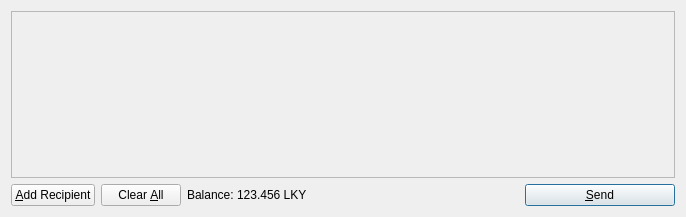
Qt form src/qt/forms/sendcoinsdialog.ui (transacx/ARG) before a commit.
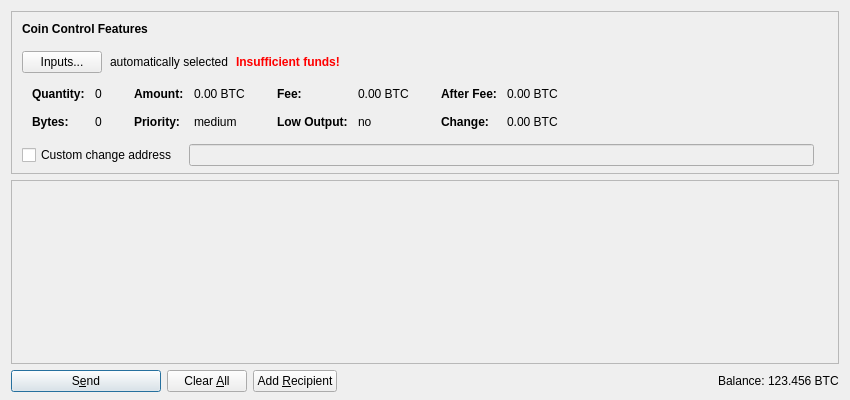
The same form after that commit. Icons and pictures are not drawn. Custom widgets are drawn as their Qt base class.

```diff
--- a/src/qt/forms/sendcoinsdialog.ui
+++ b/src/qt/forms/sendcoinsdialog.ui
@@ -6,14 +6,603 @@
    <rect>
     <x>0</x>
     <y>0</y>
-    <width>686</width>
-    <height>217</height>
+    <width>850</width>
+    <height>400</height>
    </rect>
   </property>
   <property name="windowTitle">
    <string>Send Coins</string>
   </property>
-  <layout class="QVBoxLayout" name="verticalLayout">
+  <layout class="QVBoxLayout" name="verticalLayout" stretch="0,1,0">
+   <property name="bottomMargin">
+    <number>8</number>
+   </property>
+   <item>
+    <widget class="QFrame" name="frameCoinControl">
+     <property name="sizePolicy">
+      <sizepolicy hsizetype="Expanding" vsizetype="Expanding">
+       <horstretch>0</horstretch>
+       <verstretch>0</verstretch>
+      </sizepolicy>
+     </property>
+     <property name="maximumSize">
+      <size>
+       <width>16777215</width>
+       <height>16777215</height>
+      </size>
+     </property>
+     <property name="frameShape">
+      <enum>QFrame::StyledPanel</enum>
+     </property>
+     <property name="frameShadow">
+      <enum>QFrame::Sunken</enum>
+     </property>
+     <layout class="QVBoxLayout" name="verticalLayoutCoinControl2">
+      <property name="spacing">
+       <number>0</number>
+      </property>
+      <property name="leftMargin">
+       <number>0</number>
+      </property>
+      <property name="topMargin">
+       <number>0</number>
+      </property>
+      <property name="rightMargin">
+       <number>0</number>
+      </property>
+      <property name="bottomMargin">
+       <number>6</number>
+      </property>
+      <item>
+       <layout class="QVBoxLayout" name="verticalLayoutCoinControl" stretch="0,0,0,0,1">
+        <property name="spacing">
+         <number>0</number>
+        </property>
+        <property name="leftMargin">
+         <number>10</number>
+        </property>
+        <property name="topMargin">
+         <number>10</number>
+        </property>
+        <item>
+         <layout class="QHBoxLayout" name="horizontalLayoutCoinControl1">
+          <property name="bottomMargin">
+           <number>15</number>
+          </property>
+          <item>
+           <widget class="QLabel" name="labelCoinControlFeatures">
+            <property name="sizePolicy">
+             <sizepolicy hsizetype="Preferred" vsizetype="Maximum">
+              <horstretch>0</horstretch>
+              <verstretch>0</verstretch>
+             </sizepolicy>
+            </property>
+            <property name="font">
+             <font>
+              <weight>75</weight>
+              <bold>true</bold>
+             </font>
+            </property>
+            <property name="styleSheet">
+             <string notr="true">font-weight:bold;</string>
+            </property>
+            <property name="text">
+             <string>Coin Control Features</string>
+            </property>
+           </widget>
+          </item>
+         </layout>
+        </item>
+        <item>
+         <layout class="QHBoxLayout" name="horizontalLayoutCoinControl2" stretch="0,0,0,0">
+          <property name="spacing">
+           <number>8</number>
+          </property>
+          <property name="bottomMargin">
+           <number>10</number>
+          </property>
+          <item>
+           <widget class="QPushButton" name="pushButtonCoinControl">
+            <property name="styleSheet">
+             <string notr="true"/>
+            </property>
+            <property name="text">
+             <string>Inputs...</string>
+            </property>
+           </widget>
+          </item>
+          <item>
+           <widget class="QLabel" name="labelCoinControlAutomaticallySelected">
+            <property name="text">
+             <string>automatically selected</string>
+            </property>
+            <property name="margin">
+             <number>5</number>
+            </property>
+           </widget>
+          </item>
+          <item>
+           <widget class="QLabel" name="labelCoinControlInsuffFunds">
+            <property name="font">
+             <font>
+              <weight>75</weight>
+              <bold>true</bold>
+             </font>
+            </property>
+            <property name="styleSheet">
+             <string notr="true">color:red;font-weight:bold;</string>
+            </property>
+            <property name="text">
+             <string>Insufficient funds!</string>
+            </property>
+            <property name="margin">
+             <number>5</number>
+            </property>
+           </widget>
+          </item>
+          <item>
+           <spacer name="horizontalSpacerCoinControl">
+            <property name="orientation">
+             <enum>Qt::Horizontal</enum>
+            </property>
+            <property name="sizeHint" stdset="0">
+             <size>
+              <width>40</width>
+              <height>1</height>
+             </size>
+            </property>
+           </spacer>
+          </item>
+         </layout>
+        </item>
+        <item>
+         <widget class="QWidget" name="widgetCoinControl" native="true">
+          <property name="sizePolicy">
+           <sizepolicy hsizetype="Preferred" vsizetype="Preferred">
+            <horstretch>0</horstretch>
+            <verstretch>0</verstretch>
+           </sizepolicy>
+          </property>
+          <property name="minimumSize">
+           <size>
+            <width>0</width>
+            <height>0</height>
+           </size>
+          </property>
+          <property name="styleSheet">
+           <string notr="true"/>
+          </property>
+          <layout class="QHBoxLayout" name="horizontalLayoutCoinControl5">
+           <property name="leftMargin">
+            <number>0</number>
+           </property>
+           <property name="topMargin">
+            <number>0</number>
+           </property>
+           <property name="rightMargin">
+            <number>0</number>
+           </property>
+           <property name="bottomMargin">
+            <number>0</number>
+           </property>
+           <item>
+            <layout class="QHBoxLayout" name="horizontalLayoutCoinControl3" stretch="0,0,0,1">
+             <property name="spacing">
+              <number>20</number>
+             </property>
+             <property name="topMargin">
+              <number>0</number>
+             </property>
+             <property name="bottomMargin">
+              <number>10</number>
+             </property>
+             <item>
+              <layout class="QFormLayout" name="formLayoutCoinControl1">
+               <property name="horizontalSpacing">
+                <number>10</number>
+               </property>
+               <property name="verticalSpacing">
+                <number>14</number>
+               </property>
+               <property name="leftMargin">
+                <number>10</number>
+               </property>
+               <property name="topMargin">
+                <number>4</number>
+               </property>
+               <property name="rightMargin">
+                <number>6</number>
+               </property>
+               <item row="0" column="0">
+                <widget class="QLabel" name="labelCoinControlQuantityText">
+                 <property name="font">
+                  <font>
+                   <weight>75</weight>
+                   <bold>true</bold>
+                  </font>
+                 </property>
+                 <property name="text">
+                  <string>Quantity:</string>
+                 </property>
+                 <property name="margin">
+                  <number>0</number>
+                 </property>
+                </widget>
+               </item>
+               <item row="0" column="1">
+                <widget class="QLabel" name="labelCoinControlQuantity">
+                 <property name="cursor">
+                  <cursorShape>IBeamCursor</cursorShape>
+                 </property>
+                 <property name="contextMenuPolicy">
+                  <enum>Qt::ActionsContextMenu</enum>
+                 </property>
+                 <property name="text">
+                  <string notr="true">0</string>
+                 </property>
+                 <property name="margin">
+                  <number>0</number>
+                 </property>
+                 <property name="textInteractionFlags">
+                  <set>Qt::LinksAccessibleByMouse|Qt::TextSelectableByKeyboard|Qt::TextSelectableByMouse</set>
+                 </property>
+                </widget>
+               </item>
+               <item row="1" column="0">
+                <widget class="QLabel" name="labelCoinControlBytesText">
+                 <property name="font">
+                  <font>
+                   <weight>75</weight>
+                   <bold>true</bold>
+                  </font>
+                 </property>
+                 <property name="text">
+                  <string>Bytes:</string>
+                 </property>
+                </widget>
+               </item>
+               <item row="1" column="1">
+                <widget class="QLabel" name="labelCoinControlBytes">
+                 <property name="cursor">
+                  <cursorShape>IBeamCursor</cursorShape>
+                 </property>
+                 <property name="contextMenuPolicy">
+                  <enum>Qt::ActionsContextMenu</enum>
+                 </property>
+                 <property name="text">
+                  <string notr="true">0</string>
+                 </property>
+                 <property name="textInteractionFlags">
+                  <set>Qt::LinksAccessibleByMouse|Qt::TextSelectableByKeyboard|Qt::TextSelectableByMouse</set>
+                 </property>
+                </widget>
+               </item>
+              </layout>
+             </item>
+             <item>
+              <layout class="QFormLayout" name="formLayoutCoinControl2">
+               <property name="horizontalSpacing">
+                <number>10</number>
+               </property>
+               <property name="verticalSpacing">
+                <number>14</number>
+               </property>
+               <property name="leftMargin">
+                <number>6</number>
+               </property>
+               <property name="topMargin">
+                <number>4</number>
+               </property>
+               <property name="rightMargin">
+                <number>6</number>
+               </property>
+               <item row="0" column="0">
+                <widget class="QLabel" name="labelCoinControlAmountText">
+                 <property name="font">
+                  <font>
+                   <weight>75</weight>
+                   <bold>true</bold>
+                  </font>
+                 </property>
+                 <property name="text">
+                  <string>Amount:</string>
+                 </property>
+                 <property name="margin">
+                  <number>0</number>
+                 </property>
+                </widget>
+               </item>
+               <item row="0" column="1">
+                <widget class="QLabel" name="labelCoinControlAmount">
+                 <property name="cursor">
+                  <cursorShape>IBeamCursor</cursorShape>
+                 </property>
+                 <property name="contextMenuPolicy">
+                  <enum>Qt::ActionsContextMenu</enum>
+                 </property>
+                 <property name="text">
+                  <string notr="true">0.00 BTC</string>
+                 </property>
+                 <property name="textInteractionFlags">
+                  <set>Qt::LinksAccessibleByMouse|Qt::TextSelectableByKeyboard|Qt::TextSelectableByMouse</set>
+                 </property>
+                </widget>
+               </item>
+               <item row="1" column="0">
+                <widget class="QLabel" name="labelCoinControlPriorityText">
+                 <property name="font">
+                  <font>
+                   <weight>75</weight>
+                   <bold>true</bold>
+                  </font>
+                 </property>
+                 <property name="text">
+                  <string>Priority:</string>
+                 </property>
+                </widget>
+               </item>
+               <item row="1" column="1">
+                <widget class="QLabel" name="labelCoinControlPriority">
+                 <property name="cursor">
+                  <cursorShape>IBeamCursor</cursorShape>
+                 </property>
+                 <property name="contextMenuPolicy">
+                  <enum>Qt::ActionsContextMenu</enum>
+                 </property>
+                 <property name="text">
+                  <string notr="true">medium</string>
+                 </property>
+                 <property name="textInteractionFlags">
+                  <set>Qt::LinksAccessibleByMouse|Qt::TextSelectableByKeyboard|Qt::TextSelectableByMouse</set>
+                 </property>
+                </widget>
+               </item>
+              </layout>
+             </item>
+             <item>
+              <layout class="QFormLayout" name="formLayoutCoinControl3">
+               <property name="horizontalSpacing">
+                <number>10</number>
+               </property>
+               <property name="verticalSpacing">
+                <number>14</number>
+               </property>
+               <property name="leftMargin">
+                <number>6</number>
+               </property>
+               <property name="topMargin">
+                <number>4</number>
+               </property>
+               <property name="rightMargin">
+                <number>6</number>
+               </property>
+               <item row="0" column="0">
+                <widget class="QLabel" name="labelCoinControlFeeText">
+                 <property name="font">
+                  <font>
+                   <weight>75</weight>
+                   <bold>true</bold>
+                  </font>
+                 </property>
+                 <property name="text">
+                  <string>Fee:</string>
+                 </property>
+                 <property name="margin">
+                  <number>0</number>
+                 </property>
+                </widget>
+               </item>
+               <item row="0" column="1">
+                <widget class="QLabel" name="labelCoinControlFee">
+                 <property name="cursor">
+                  <cursorShape>IBeamCursor</cursorShape>
+                 </property>
+                 <property name="contextMenuPolicy">
+                  <enum>Qt::ActionsContextMenu</enum>
+                 </property>
+                 <property name="text">
+                  <string notr="true">0.00 BTC</string>
+                 </property>
+                 <property name="textInteractionFlags">
+                  <set>Qt::LinksAccessibleByMouse|Qt::TextSelectableByKeyboard|Qt::TextSelectableByMouse</set>
+                 </property>
+                </widget>
+               </item>
+               <item row="1" column="0">
+                <widget class="QLabel" name="labelCoinControlLowOutputText">
+                 <property name="font">
+                  <font>
+                   <weight>75</weight>
+                   <bold>true</bold>
+                  </font>
+                 </property>
+                 <property name="text">
+                  <string>Low Output:</string>
+                 </property>
+                </widget>
+               </item>
+               <item row="1" column="1">
+                <widget class="QLabel" name="labelCoinControlLowOutput">
+                 <property name="cursor">
+                  <cursorShape>IBeamCursor</cursorShape>
+                 </property>
+                 <property name="contextMenuPolicy">
+                  <enum>Qt::ActionsContextMenu</enum>
+                 </property>
+                 <property name="text">
+                  <string notr="true">no</string>
+                 </property>
+                 <property name="textInteractionFlags">
+                  <set>Qt::LinksAccessibleByMouse|Qt::TextSelectableByKeyboard|Qt::TextSelectableByMouse</set>
+                 </property>
+                </widget>
+               </item>
+              </layout>
+             </item>
+             <item>
+              <layout class="QFormLayout" name="formLayoutCoinControl4">
+               <property name="horizontalSpacing">
+                <number>10</number>
+               </property>
+               <property name="verticalSpacing">
+                <number>14</number>
+               </property>
+               <property name="leftMargin">
+                <number>6</number>
+               </property>
+               <property name="topMargin">
+                <number>4</number>
+               </property>
+               <property name="rightMargin">
+                <number>6</number>
+               </property>
+               <item row="0" column="0">
+                <widget class="QLabel" name="labelCoinControlAfterFeeText">
+                 <property name="font">
+                  <font>
+                   <weight>75</weight>
+                   <bold>true</bold>
+                  </font>
+                 </property>
+                 <property name="text">
+                  <string>After Fee:</string>
+                 </property>
+                 <property name="margin">
+                  <number>0</number>
+                 </property>
+                </widget>
+               </item>
+               <item row="0" column="1">
+                <widget class="QLabel" name="labelCoinControlAfterFee">
+                 <property name="cursor">
+                  <cursorShape>IBeamCursor</cursorShape>
+                 </property>
+                 <property name="contextMenuPolicy">
+                  <enum>Qt::ActionsContextMenu</enum>
+                 </property>
+                 <property name="text">
+                  <string notr="true">0.00 BTC</string>
+                 </property>
+                 <property name="textInteractionFlags">
+                  <set>Qt::LinksAccessibleByMouse|Qt::TextSelectableByKeyboard|Qt::TextSelectableByMouse</set>
+                 </property>
+                </widget>
+               </item>
+               <item row="1" column="0">
+                <widget class="QLabel" name="labelCoinControlChangeText">
+                 <property name="font">
+                  <font>
+                   <weight>75</weight>
+                   <bold>true</bold>
+                  </font>
+                 </property>
+                 <property name="text">
+                  <string>Change:</string>
+                 </property>
+                </widget>
+               </item>
+               <item row="1" column="1">
+                <widget class="QLabel" name="labelCoinControlChange">
+                 <property name="cursor">
+                  <cursorShape>IBeamCursor</cursorShape>
+                 </property>
+                 <property name="contextMenuPolicy">
+                  <enum>Qt::ActionsContextMenu</enum>
+                 </property>
+                 <property name="text">
+                  <string notr="true">0.00 BTC</string>
+                 </property>
+                 <property name="textInteractionFlags">
+                  <set>Qt::LinksAccessibleByMouse|Qt::TextSelectableByKeyboard|Qt::TextSelectableByMouse</set>
+                 </property>
+                </widget>
+               </item>
+              </layout>
+             </item>
+            </layout>
+           </item>
+          </layout>
+         </widget>
+        </item>
+        <item>
+         <layout class="QHBoxLayout" name="horizontalLayoutCoinControl4" stretch="0,0,0">
+          <property name="spacing">
+           <number>12</number>
+          </property>
+          <property name="sizeConstraint">
+           <enum>QLayout::SetDefaultConstraint</enum>
+          </property>
+          <property name="topMargin">
+           <number>5</number>
+          </property>
+          <property name="rightMargin">
+           <number>5</number>
+          </property>
+          <item>
+           <widget class="QCheckBox" name="checkBoxCoinControlChange">
+            <property name="toolTip">
+             <string>If this is activated, but the change address is empty or invalid, change will be sent to a newly generated address.</string>
+            </property>
+            <property name="text">
+             <string>Custom change address</string>
+            </property>
+           </widget>
+          </item>
+          <item>
+           <widget class="QValidatedLineEdit" name="lineEditCoinControlChange">
+            <property name="enabled">
+             <bool>false</bool>
+            </property>
+            <property name="sizePolicy">
+             <sizepolicy hsizetype="Expanding" vsizetype="Fixed">
+              <horstretch>0</horstretch>
+              <verstretch>0</verstretch>
+             </sizepolicy>
+            </property>
+           </widget>
+          </item>
+          <item>
+           <widget class="QLabel" name="labelCoinControlChangeLabel">
+            <property name="sizePolicy">
+             <sizepolicy hsizetype="Preferred" vsizetype="Expanding">
+              <horstretch>0</horstretch>
+              <verstretch>0</verstretch>
+             </sizepolicy>
+            </property>
+            <property name="minimumSize">
+             <size>
+              <width>0</width>
+              <height>0</height>
+             </size>
+            </property>
+            <property name="text">
+             <string/>
+            </property>
+            <property name="margin">
+             <number>3</number>
+            </property>
+           </widget>
+          </item>
+         </layout>
+        </item>
+        <item>
+         <spacer name="verticalSpacerCoinControl">
+          <property name="orientation">
+           <enum>Qt::Vertical</enum>
+          </property>
+          <property name="sizeHint" stdset="0">
+           <size>
+            <width>800</width>
+            <height>1</height>
+           </size>
+          </property>
+         </spacer>
+        </item>
+       </layout>
+      </item>
+     </layout>
+    </widget>
+   </item>
    <item>
     <widget class="QScrollArea" name="scrollArea">
      <property name="widgetResizable">
@@ -24,12 +613,21 @@
        <rect>
         <x>0</x>
         <y>0</y>
-        <width>666</width>
-        <height>165</height>
+        <width>830</width>
+        <height>178</height>
        </rect>
       </property>
-      <layout class="QVBoxLayout" name="verticalLayout_2">
-       <property name="margin">
+      <layout class="QVBoxLayout" name="verticalLayout_2" stretch="0,1">
+       <property name="leftMargin">
+        <number>0</number>
+       </property>
+       <property name="topMargin">
+        <number>0</number>
+       </property>
+       <property name="rightMargin">
+        <number>0</number>
+       </property>
+       <property name="bottomMargin">
         <number>0</number>
        </property>
        <item>
@@ -59,19 +657,25 @@
    <item>
     <layout class="QHBoxLayout" name="horizontalLayout">
      <item>
-      <widget class="QPushButton" name="addButton">
+      <widget class="QPushButton" name="sendButton">
+       <property name="minimumSize">
+        <size>
+         <width>150</width>
+         <height>0</height>
+        </size>
+       </property>
        <property name="toolTip">
         <string>Send to multiple recipients at once</string>
        </property>
        <property name="text">
-        <string>&amp;Add Recipient</string>
+        <string>S&amp;end</string>
        </property>
        <property name="icon">
         <iconset resource="../bitcoin.qrc">
          <normaloff>:/icons/add</normaloff>:/icons/add</iconset>
        </property>
-       <property name="autoDefault">
-        <bool>false</bool>
+       <property name="default">
+        <bool>true</bool>
        </property>
       </widget>
      </item>
@@ -101,6 +705,36 @@
        </property>
       </widget>
      </item>
+     <item>
+      <widget class="QPushButton" name="addButton">
+       <property name="toolTip">
+        <string>Send to multiple recipients at once</string>
+       </property>
+       <property name="text">
+        <string>Add &amp;Recipient</string>
+       </property>
+       <property name="icon">
+        <iconset resource="../argentum.qrc">
+         <normaloff>:/icons/add</normaloff>:/icons/add</iconset>
+       </property>
+       <property name="autoDefault">
+        <bool>false</bool>
+       </property>
+      </widget>
+     </item>
+     <item>
+      <spacer name="horizontalSpacer">
+       <property name="orientation">
+        <enum>Qt::Horizontal</enum>
+       </property>
+       <property name="sizeHint" stdset="0">
+        <size>
+         <width>40</width>
+         <height>20</height>
+        </size>
+       </property>
+      </spacer>
+     </item>
      <item>
       <layout class="QHBoxLayout" name="horizontalLayout_2">
        <property name="spacing">
@@ -108,6 +742,12 @@
        </property>
        <item>
         <widget class="QLabel" name="label">
+         <property name="sizePolicy">
+          <sizepolicy hsizetype="Preferred" vsizetype="Fixed">
+           <horstretch>0</horstretch>
+           <verstretch>0</verstretch>
+          </sizepolicy>
+         </property>
          <property name="text">
           <string>Balance:</string>
          </property>
@@ -115,11 +755,17 @@
        </item>
        <item>
         <widget class="QLabel" name="labelBalance">
+         <property name="sizePolicy">
+          <sizepolicy hsizetype="Preferred" vsizetype="Fixed">
+           <horstretch>0</horstretch>
+           <verstretch>0</verstretch>
+          </sizepolicy>
+         </property>
          <property name="cursor">
           <cursorShape>IBeamCursor</cursorShape>
          </property>
          <property name="text">
-          <string>123.456 LKY</string>
+          <string notr="true">123.456 BTC</string>
          </property>
          <property name="textInteractionFlags">
           <set>Qt::LinksAccessibleByMouse|Qt::TextSelectableByKeyboard|Qt::TextSelectableByMouse</set>
@@ -128,46 +774,17 @@
        </item>
       </layout>
      </item>
-     <item>
-      <spacer name="horizontalSpacer">
-       <property name="orientation">
-        <enum>Qt::Horizontal</enum>
-       </property>
-       <property name="sizeHint" stdset="0">
-        <size>
-         <width>40</width>
-         <height>20</height>
-        </size>
-       </property>
-      </spacer>
-     </item>
-     <item>
-      <widget class="QPushButton" name="sendButton">
-       <property name="minimumSize">
-        <size>
-         <width>150</width>
-         <height>0</height>
-        </size>
-       </property>
-       <property name="toolTip">
-        <string>Confirm the send action</string>
-       </property>
-       <property name="text">
-        <string>&amp;Send</string>
-       </property>
-       <property name="icon">
-        <iconset resource="../bitcoin.qrc">
-         <normaloff>:/icons/send</normaloff>:/icons/send</iconset>
-       </property>
-       <property name="default">
-        <bool>true</bool>
-       </property>
-      </widget>
-     </item>
     </layout>
    </item>
   </layout>
  </widget>
+ <customwidgets>
+  <customwidget>
+   <class>QValidatedLineEdit</class>
+   <extends>QLineEdit</extends>
+   <header>qvalidatedlineedit.h</header>
+  </customwidget>
+ </customwidgets>
  <resources>
   <include location="../bitcoin.qrc"/>
  </resources>
```
Left out of the diff: 12 changed lines with no effect on the pictures.
